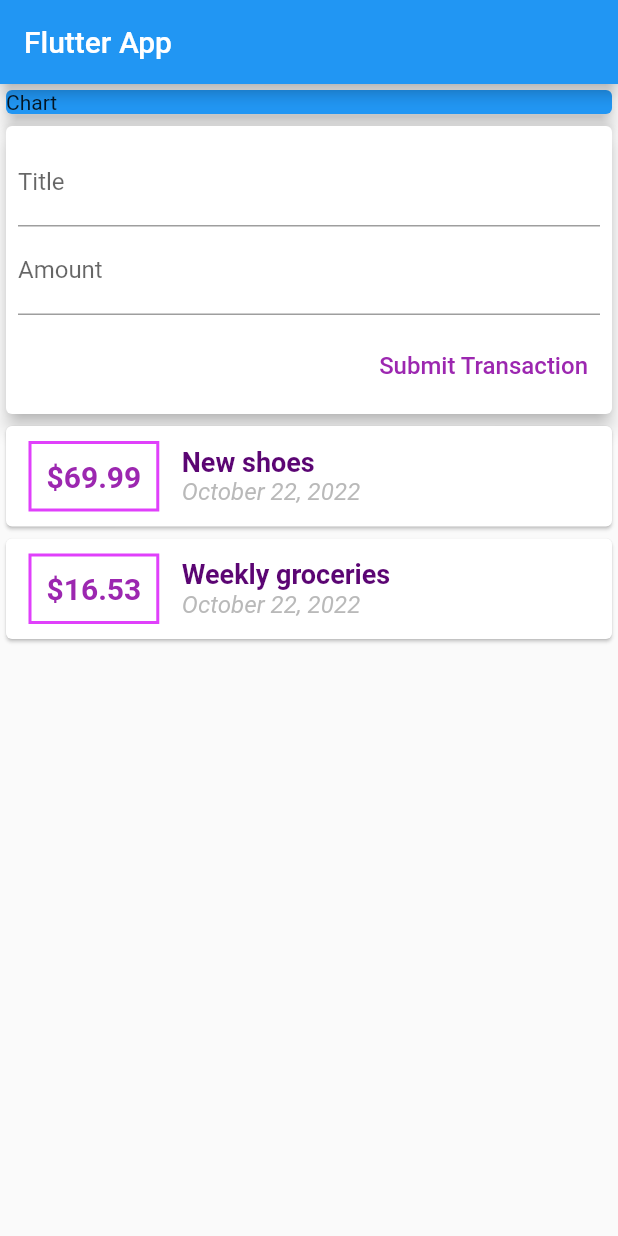
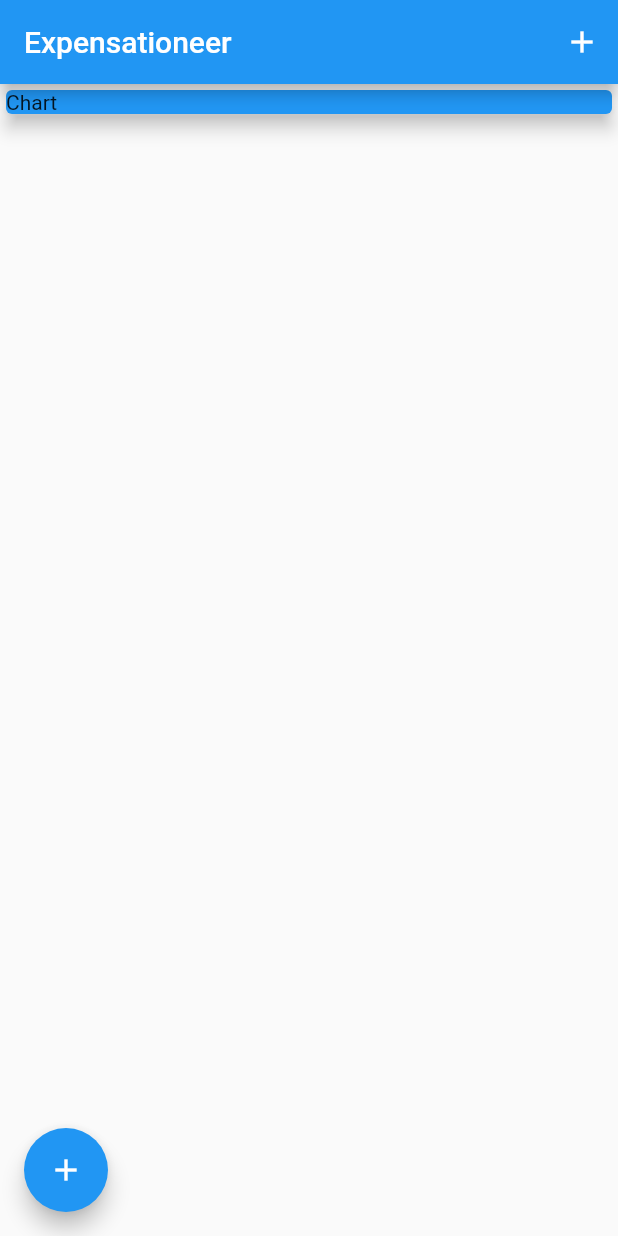
Before and after one commit to Yorlend/ExpensePlanner, a Flutter app: the screen it shows after launch, on a phone screen of 412 x 824 dp. Run offline on Flutter 3.47's test engine with Material 2 defaults, Android fonts, the phone set to English and light mode, and no system bars; our stand-ins replace get_it.

Commit message:
add DI container

```diff
--- a/lib/main.dart
+++ b/lib/main.dart
@@ -1,15 +1,24 @@
 import 'package:flutter/material.dart';
+import 'package:get_it/get_it.dart';
 
 import 'pages/home_page.dart';
+import 'services/transaction_service.dart';
+import 'services/transaction_service_impl.dart';
 
-void main() => runApp(const ExpensePlanner());
+void main() {
+  GetIt.instance.registerSingleton<TransactionService>(TransactionServiceImpl(),
+      signalsReady: true);
+
+  runApp(const ExpensePlanner());
+}
 
 class ExpensePlanner extends StatelessWidget {
   const ExpensePlanner({super.key});
 
   @override
   Widget build(BuildContext context) {
-    return MaterialApp(
+    return const MaterialApp(
+      debugShowCheckedModeBanner: false,
       title: 'Expense Planner',
       home: HomePage(),
     );
--- a/lib/pages/home_page.dart
+++ b/lib/pages/home_page.dart
@@ -1,6 +1,11 @@
+import 'package:expense_planner/models/transaction.dart';
 import 'package:flutter/material.dart';
+import 'package:get_it/get_it.dart';
 
-import '../widgets/user_tx.dart';
+import '../widgets/tx_list.dart';
+import '../dialogs/input_dialog.dart';
+import '../services/transaction_service.dart';
+
 
 class HomePage extends StatelessWidget {
   const HomePage({super.key});
@@ -9,20 +14,33 @@ class HomePage extends StatelessWidget {
   Widget build(BuildContext context) {
     return Scaffold(
       appBar: AppBar(
-        title: const Text('Flutter App'),
+        title: const Text('Expensationeer'),
+        actions: [
+          IconButton(
+            onPressed: () => showAddTransactionDialog(context),
+            icon: const Icon(Icons.add),
+          ),
+        ],
       ),
       body: Column(
         crossAxisAlignment: CrossAxisAlignment.stretch,
-        children: const [
-          Card(
+        children: [
+          const Card(
             color: Colors.blue,
             elevation: 5,
             child: Text('Chart'),
           ),
-          Expanded(
-            child: UserTX(),
+          StreamBuilder(
+            initialData: [],
+            stream: GetIt.instance.get<TransactionService>().data,
+            builder: ((context, snapshot) => TXList(snapshot.data!.cast<Transaction>())),
           ),
         ],
+      ),
+      floatingActionButtonLocation: FloatingActionButtonLocation.startFloat,
+      floatingActionButton: FloatingActionButton(
+        child: const Icon(Icons.add),
+        onPressed: () => showAddTransactionDialog(context),
       ),
     );
   }
--- /dev/null
+++ b/lib/services/transaction_service.dart
@@ -0,0 +1,7 @@
+import '../models/transaction.dart';
+
+abstract class TransactionService {
+  void onSubmit(String title, String amount);
+
+  Stream<List<Transaction>> get data;
+}
--- a/lib/widgets/input.dart
+++ b/lib/widgets/input.dart
@@ -1,11 +1,15 @@
 import 'package:flutter/material.dart';
-import 'package:flutter/services.dart';
 
-class Input extends StatelessWidget {
+class Input extends StatefulWidget {
   final Function(String, String) submitHandler;
 
   Input(this.submitHandler, {super.key});
 
+  @override
+  State<Input> createState() => _InputState();
+}
+
+class _InputState extends State<Input> {
   final titleController = TextEditingController();
 
   final amountController = TextEditingController();
@@ -21,15 +25,17 @@ class Input extends StatelessWidget {
           children: [
             TextField(
               controller: titleController,
-              decoration: InputDecoration(
-                label: const Text('Title'),
+              textInputAction: TextInputAction.next,
+              decoration: const InputDecoration(
+                label: Text('Title'),
               ),
             ),
             TextField(
               controller: amountController,
               keyboardType: TextInputType.number,
-              decoration: InputDecoration(
-                label: const Text('Amount'),
+              textInputAction: TextInputAction.done,
+              decoration: const InputDecoration(
+                label: Text('Amount'),
               ),
             ),
             Container(
@@ -39,10 +45,12 @@ class Input extends StatelessWidget {
                   foregroundColor: MaterialStateProperty.all(Colors.purple),
                 ),
                 onPressed: () {
-                  submitHandler(
+                  widget.submitHandler(
                     titleController.text,
                     amountController.text,
                   );
+                  titleController.clear();
+                  amountController.clear();
                 },
                 child: const Text(
                   'Submit Transaction',
--- a/lib/widgets/tx_card.dart
+++ b/lib/widgets/tx_card.dart
@@ -27,7 +27,7 @@ class TXCard extends StatelessWidget {
               ),
             ),
             child: Text(
-              '\$${_tx.amount}',
+              '\$${_tx.amount.toStringAsFixed(2)}',
               style: const TextStyle(
                 fontWeight: FontWeight.bold,
                 fontSize: 20,
--- a/lib/widgets/user_tx.dart
+++ /dev/null
@@ -1,56 +0,0 @@
-import 'package:flutter/material.dart';
-
-import 'input.dart';
-import '../models/transaction.dart';
-import 'tx_list.dart';
-
-class UserTX extends StatefulWidget {
-  const UserTX({super.key});
-
-  @override
-  State<UserTX> createState() => _UserTXState();
-}
-
-class _UserTXState extends State<UserTX> {
-  final List<Transaction> _userTX = [
-  Transaction(
-    id: 't1',
-    title: 'New shoes',
-    amount: 69.99,
-    date: DateTime.now(),
-  ),
-  Transaction(
-      id: 't2',
-      title: 'Weekly groceries',
-      amount: 16.53,
-      date: DateTime.now()),
-  ];
-
-  void _onSubmit(String title, String amount) {
-    try {
-      double amountValue = double.parse(amount);
-      setState(() {
-        _userTX.add(Transaction(
-          id: DateTime.now().toString(),
-          title: title,
-          amount: amountValue,
-          date: DateTime.now(),
-        ));
-      });
-    } catch (e) {
-      const AlertDialog(
-        content: Text('Exception occured'),
-      );
-    }
-  }
-
-  @override
-  Widget build(BuildContext context) {
-    return Column(
-      children: [
-        Input(_onSubmit),
-        TXList(_userTX),
-      ],
-    );
-  }
-}
--- a/pubspec.yaml
+++ b/pubspec.yaml
@@ -36,6 +36,7 @@ dependencies:
   # Use with the CupertinoIcons class for iOS style icons.
   cupertino_icons: ^1.0.2
   intl: ^0.17.0
+  get_it: ^7.2.0
 
 dev_dependencies:
   flutter_test:
```
Also changed, not shown: lib/dialogs/input_dialog.dart (added, +16 -0 lines), lib/services/transaction_service_impl.dart (added, +36 -0 lines), pubspec.lock.
